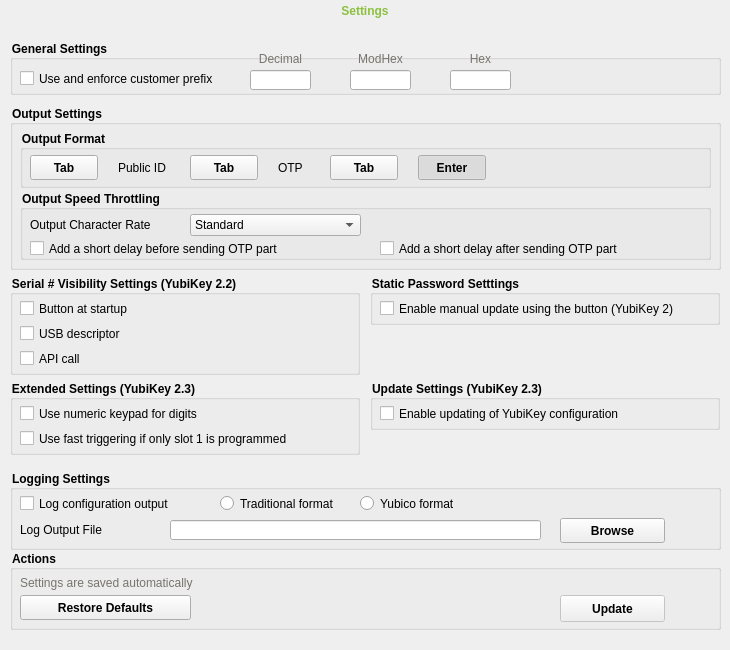
Old version of the form src/ui/settingpage.ui in the repository Yubico/yubikey-personalization-gui.
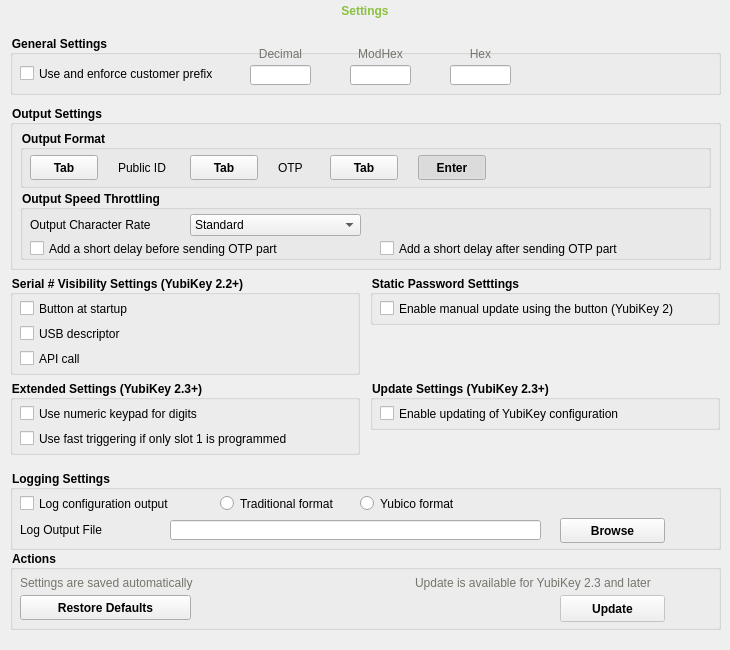
New version of the form. Icons and pictures are not drawn.

Commit message: some wording on versions and box sizes.

Patch:
```diff
--- a/src/ui/settingpage.ui
+++ b/src/ui/settingpage.ui
@@ -77,9 +77,9 @@
     <property name="geometry">
      <rect>
       <x>10</x>
-      <y>40</y>
+      <y>35</y>
       <width>711</width>
-      <height>55</height>
+      <height>60</height>
      </rect>
     </property>
     <property name="styleSheet">
@@ -463,6 +463,24 @@
       <string>Update</string>
      </property>
     </widget>
+    <widget class="QLabel" name="updateDescLbl">
+     <property name="geometry">
+      <rect>
+       <x>405</x>
+       <y>25</y>
+       <width>250</width>
+       <height>16</height>
+      </rect>
+     </property>
+     <property name="styleSheet">
+      <string notr="true">font-weight: normal;
+color: rgb(118, 116, 108)
+</string>
+     </property>
+     <property name="text">
+      <string>Update is available for YubiKey 2.3 and later</string>
+     </property>
+    </widget>
    </widget>
    <widget class="QGroupBox" name="outputBox">
     <property name="geometry">
@@ -856,7 +874,7 @@
 </string>
     </property>
     <property name="title">
-     <string>Serial # Visibility Settings (YubiKey 2.2)</string>
+     <string>Serial # Visibility Settings (YubiKey 2.2+)</string>
     </property>
     <widget class="QCheckBox" name="srBtnVisibleCheck">
      <property name="geometry">
@@ -1040,7 +1058,7 @@
 </string>
     </property>
     <property name="title">
-     <string>Update Settings (YubiKey 2.3)</string>
+     <string>Update Settings (YubiKey 2.3+)</string>
     </property>
     <widget class="QCheckBox" name="updateCheck">
      <property name="geometry">
@@ -1116,7 +1134,7 @@
 </string>
     </property>
     <property name="title">
-     <string>Extended Settings (YubiKey 2.3)</string>
+     <string>Extended Settings (YubiKey 2.3+)</string>
     </property>
     <widget class="QCheckBox" name="useNumericKeypadCheck">
      <property name="geometry">
```
